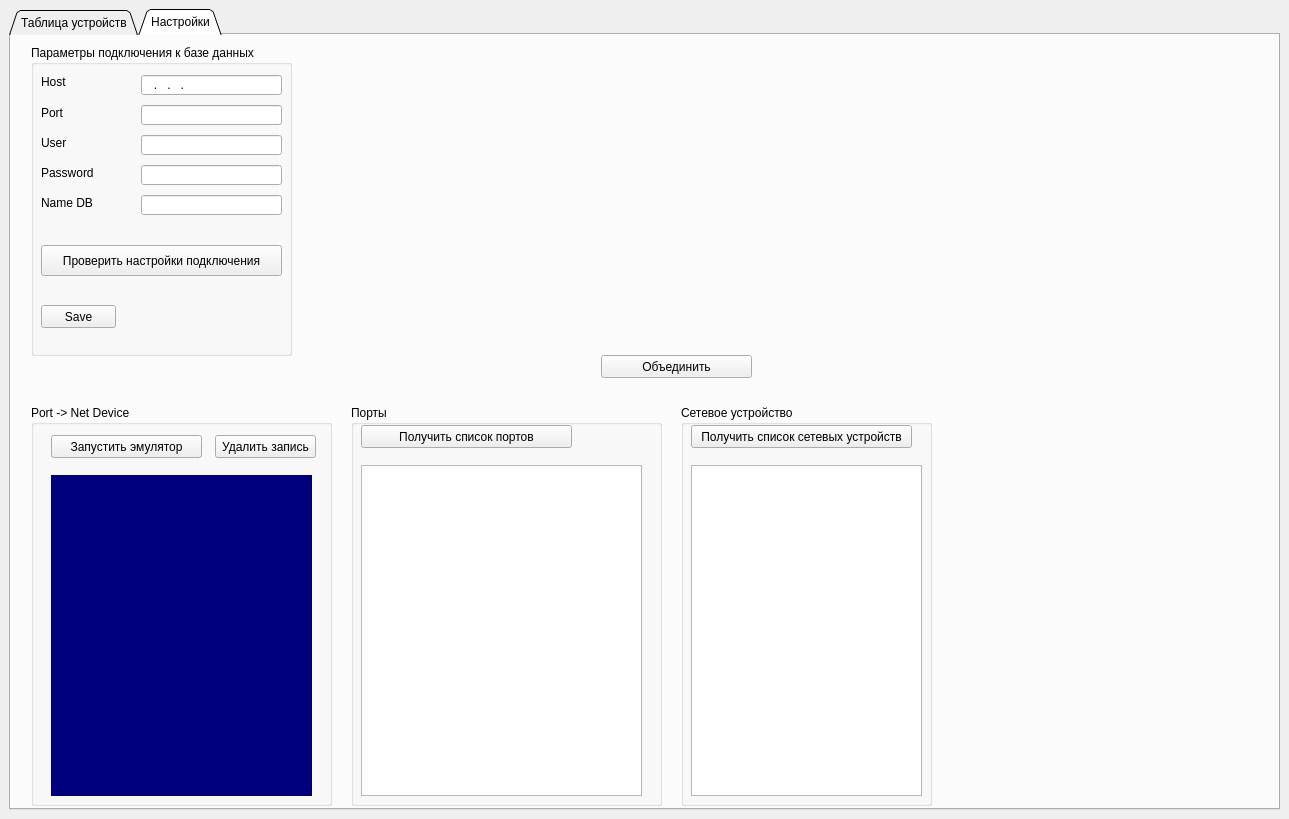
Above: ui/main_win_v4.ui from Noguzadericshenskiy/emulator_sigma_dev before the change. Below: the same form after it.
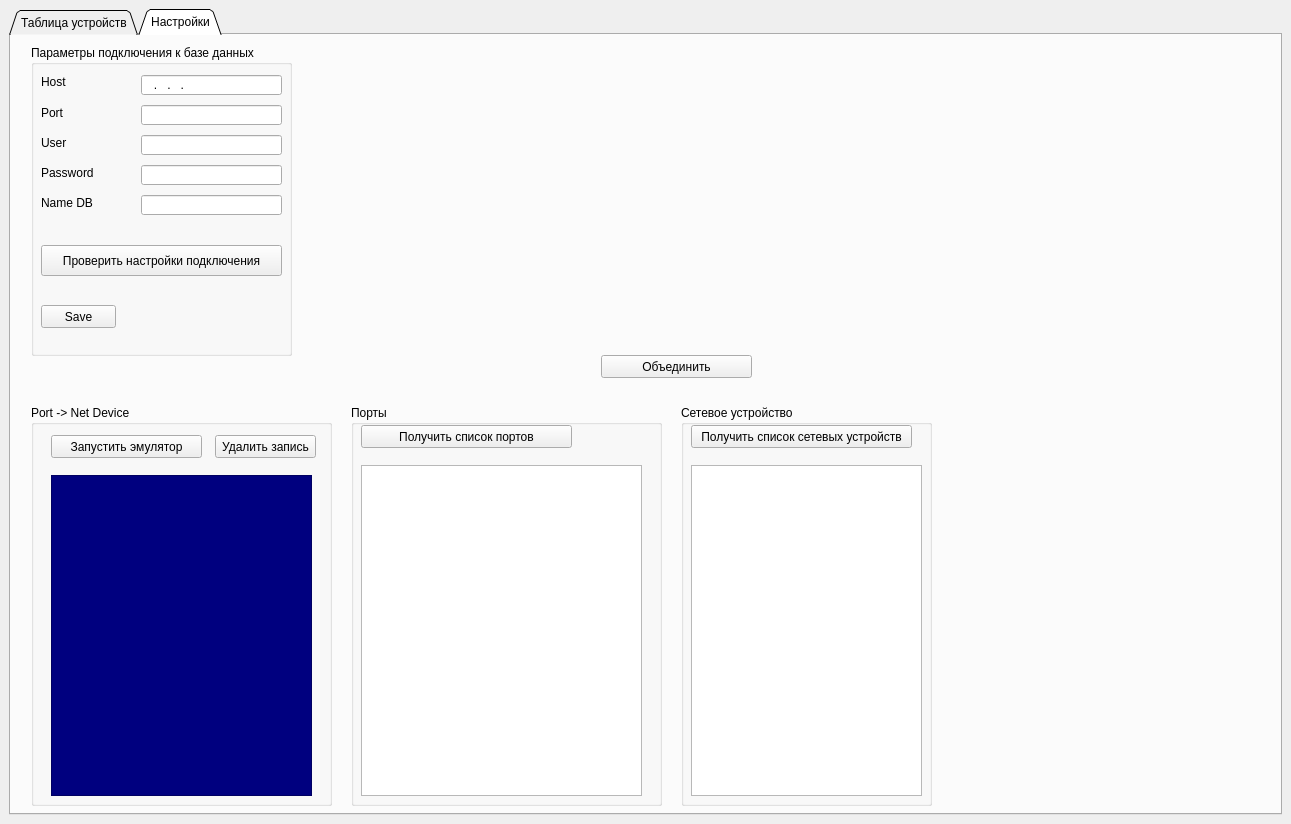
That is the form after the change. The open tabs and pages were chosen to show the change.

Commit message: end delete conf, set_state, create sensor

```diff
--- a/ui/main_win_v4.ui
+++ b/ui/main_win_v4.ui
@@ -6,8 +6,8 @@
    <rect>
     <x>0</x>
     <y>0</y>
-    <width>1287</width>
-    <height>819</height>
+    <width>1291</width>
+    <height>824</height>
    </rect>
   </property>
   <property name="windowTitle">
```
Left out of the diff: 10 changed lines with no effect on the pictures. The commit also changes 2 other files.
